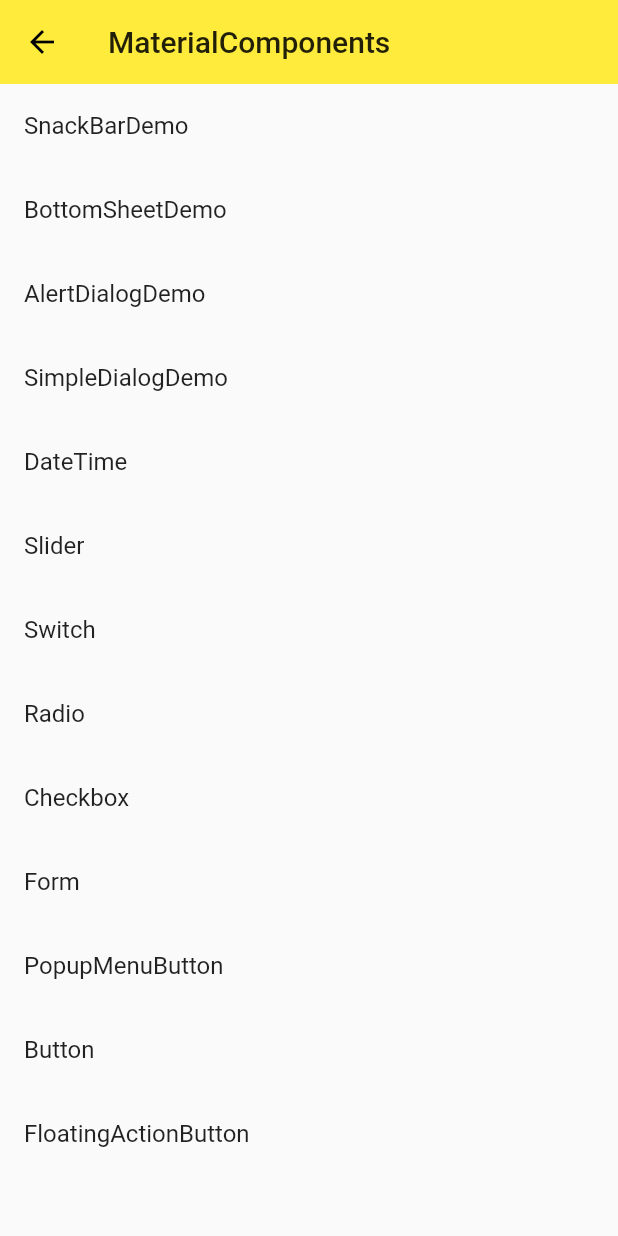
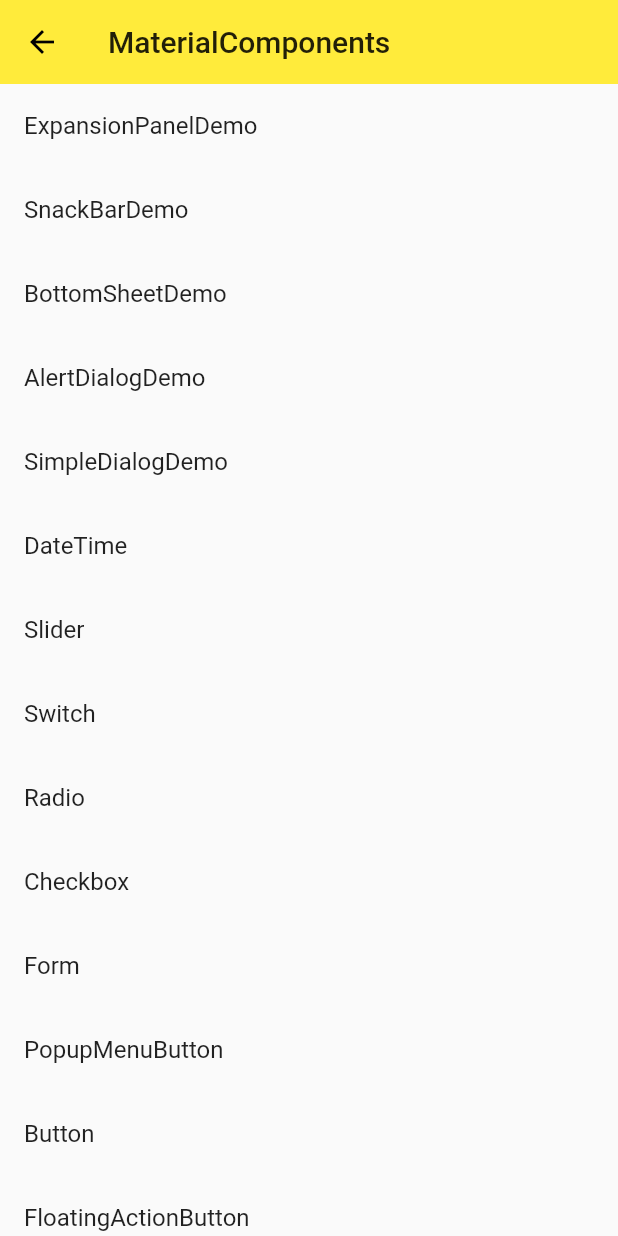
Before and after one commit to SymphonyZhang/practice, a Flutter app: the screen it shows after launch, on a phone screen of 412 x 824 dp. Run offline on Flutter 3.47's test engine with Material 2 defaults, Android fonts, the phone set to English and light mode, and no system bars.

Commit message:
ExpansionPanelDemo 准备

```diff
--- a/lib/demo/material_components.dart
+++ b/lib/demo/material_components.dart
@@ -12,6 +12,7 @@ import './simple_dialog_demo.dart';
 import './alert_dialog_demo.dart';
 import './bottom_sheet_demo.dart';
 import './snack_bar_demo.dart';
+import './expansion_panel_demo.dart';
 
 class MaterialComponents extends StatelessWidget {
   @override
@@ -23,6 +24,10 @@ class MaterialComponents extends StatelessWidget {
       ),
       body: ListView(
         children: <Widget>[
+          ListItem(
+            title: 'ExpansionPanelDemo',
+            page: ExpansionPanelDemo(),
+          ),
           ListItem(
             title: 'SnackBarDemo',
             page: SnackBarDemo(),
```
Also changed, not shown: lib/demo/expansion_panel_demo.dart (added, +32 -0 lines).
